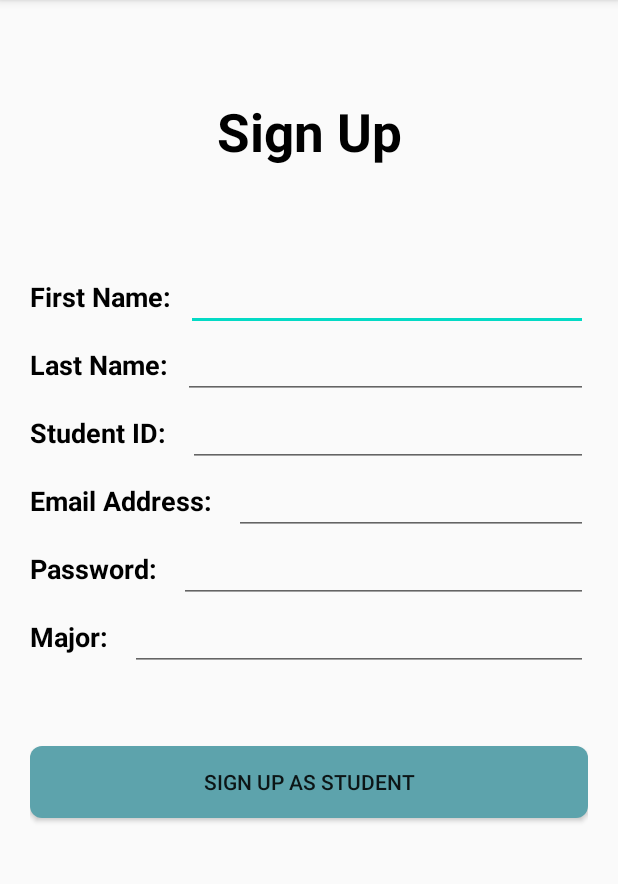
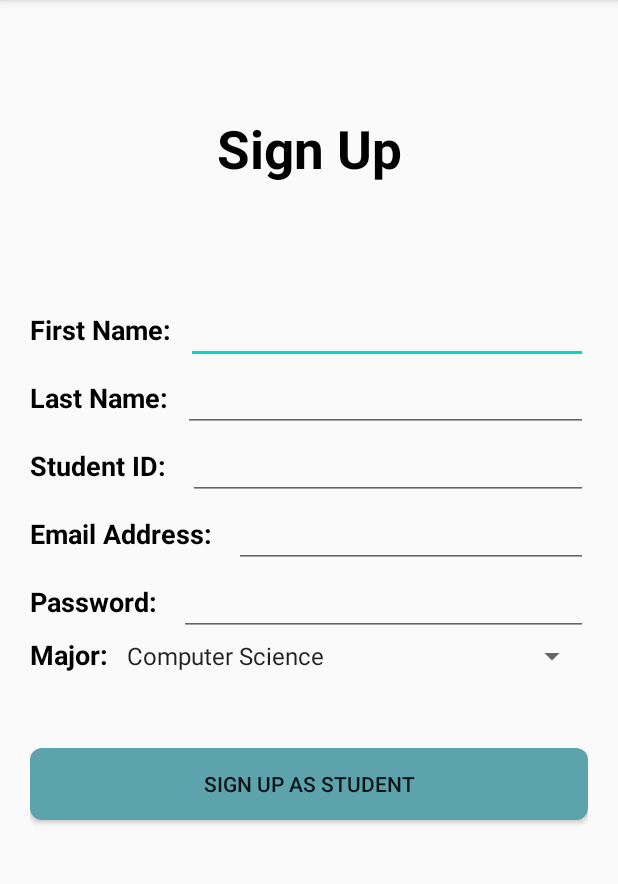
Before and after one commit to lindshuang/trojancheckinout, an Android app: the StudentSignUpActivity screen opened directly, with no data from a screen before it, on a phone screen of 412 x 824 dp, the part 84-968 px from its top. Run offline under Robolectric (Android 15) with nearby library versions, the light colour scheme and no system bars; our stand-ins replace Firebase (no records; nobody signed in at launch, a user with empty details on screens opened directly).

Commit message:
working code

```diff
--- a/app/src/main/java/cs310/trojancheckinout/StudentSignUpActivity.java
+++ b/app/src/main/java/cs310/trojancheckinout/StudentSignUpActivity.java
@@ -4,8 +4,11 @@
 import android.util.Log;
 import android.view.KeyEvent;
 import android.view.View;
+import android.widget.AdapterView;
+import android.widget.ArrayAdapter;
 import android.widget.Button;
 import android.widget.EditText;
+import android.widget.Spinner;
 import android.widget.TextView;
 import android.content.Intent;
 
@@ -20,11 +23,6 @@
 import androidx.annotation.NonNull;
 import androidx.appcompat.app.AppCompatActivity;
 
-import org.w3c.dom.Text;
-
-import java.util.ArrayList;
-import java.util.List;
-
 public class StudentSignUpActivity  extends AppCompatActivity {
 
     private EditText firstNameEdit;
@@ -32,8 +30,8 @@
     private EditText emailEdit;
     private EditText passwordEdit;
     private EditText studentIDEdit;
-    private EditText majorEdit;
     private Button submitBtn;
+    private Spinner majors;
     private TextView errorTexts;
 
     private String firstName;
@@ -42,9 +40,6 @@
     private String password;
     private String studentID;
     private String major;
-
-    List<String> all_users = new ArrayList<>();
-    boolean checkDuplicate = false;
 
     private FirebaseFirestore db;
 
@@ -59,15 +54,18 @@
         emailEdit = findViewById(R.id.email_address_edit);
         passwordEdit = findViewById(R.id.password_edit);
         studentIDEdit = findViewById(R.id.student_id_edit);
-        majorEdit = findViewById(R.id.major_edit);
         submitBtn = findViewById(R.id.submitButton);
-
-        errorTexts = (TextView) findViewById(R.id.errorSignUp);
+        majors = findViewById(R.id.major_spinner);
+        errorTexts = findViewById(R.id.error_email);
 
         db = FirebaseFirestore.getInstance();
 
-
-//        Log.d("tag","made it out");
+        ArrayAdapter<CharSequence> adapter = ArrayAdapter.createFromResource(this,
+                R.array.majors, android.R.layout.simple_spinner_item);
+        // Specify the layout to use when the list of choices appears
+        adapter.setDropDownViewResource(android.R.layout.simple_spinner_dropdown_item);
+        // Apply the adapter to the spinner
+        majors.setAdapter(adapter);
 
         firstNameEdit.setOnEditorActionListener(new TextView.OnEditorActionListener() {
             @Override
@@ -90,6 +88,7 @@
                 return true;
             }
         });
+
 
         emailEdit.setOnEditorActionListener(new TextView.OnEditorActionListener() {
             @Override
@@ -133,7 +132,6 @@
         passwordEdit.setOnEditorActionListener(new TextView.OnEditorActionListener() {
             @Override
             public boolean onEditorAction(TextView textView, int i, KeyEvent keyEvent) {
-                errorTexts.setText("");
                 password = passwordEdit.getText().toString();
                 if(password.length() <= 1){
                     passwordEdit.setError("Enter Password");
@@ -146,47 +144,46 @@
             @Override
             public boolean onEditorAction(TextView textView, int i, KeyEvent keyEvent) {
                 studentID = studentIDEdit.getText().toString();
-                if(studentID.length() <= 9){
+                if(studentID.length() != 10){
                     studentIDEdit.setError("Enter StudentID");
                 }
                 return true;
             }
         });
 
-        majorEdit.setOnEditorActionListener(new TextView.OnEditorActionListener() {
+
+        majors.setOnItemSelectedListener(new Spinner.OnItemSelectedListener() {
+
             @Override
-            public boolean onEditorAction(TextView textView, int i, KeyEvent keyEvent) {
-                major = majorEdit.getText().toString();
-                if(major.length() <= 1){
-                    majorEdit.setError("Enter Major");
-                }
-                return true;
+            public void onItemSelected(AdapterView<?> adapterView, View view, int i, long l) {
+                major = adapterView.getItemAtPosition(i).toString();
+            }
+
+            @Override
+            public void onNothingSelected(AdapterView<?> adapterView) {
+                //majors.setError("Enter Major");
             }
         });
-
 
         submitBtn.setOnClickListener(new View.OnClickListener() {
             @Override
             public void onClick(View view) {
-                Log.d("taggg","got in here the onclicl");
+
                 firstName = firstNameEdit.getText().toString();
                 lastName = lastNameEdit.getText().toString();
                 email = emailEdit.getText().toString();
                 password = passwordEdit.getText().toString();
-                major = majorEdit.getText().toString();
+                major = majors.getSelectedItem().toString();
                 studentID = studentIDEdit.getText().toString();
 
                 User user = new User(firstName, lastName, email, password, studentID, major);
                 db.collection("users").document(email).set(user);
 
-                Intent intent = new Intent(StudentSignUpActivity.this, LogInActivity.class);
+
+                Intent intent = new Intent(StudentSignUpActivity.this, MainActivity.class);
                 startActivityForResult(intent, 0);
-
-
             }
         });
 
-
     }
-
 }
--- a/app/src/main/res/layout/student_signup.xml
+++ b/app/src/main/res/layout/student_signup.xml
@@ -1,8 +1,6 @@
 <?xml version="1.0" encoding="utf-8"?>
 <androidx.constraintlayout.widget.ConstraintLayout
-    xmlns:android="http://schemas.android.com/apk/res/android"
-    xmlns:tools="http://schemas.android.com/tools"
-    android:layout_width="match_parent"
+    xmlns:android="http://schemas.android.com/apk/res/android" android:layout_width="match_parent"
     xmlns:app="http://schemas.android.com/apk/res-auto"
     android:layout_height="match_parent">
     <TextView
@@ -159,12 +157,11 @@
                 android:textStyle="bold"
                 />
 
-            <EditText
-                android:id="@+id/major_edit"
+            <Spinner
+                android:id="@+id/major_spinner"
                 android:layout_width="match_parent"
                 android:layout_height="wrap_content"
-                android:layout_marginStart="10dp" />
-
+                android:entries="@array/majors"/>
         </LinearLayout>
         <Button
             android:layout_width="match_parent"
@@ -177,18 +174,13 @@
         <TextView
             android:layout_width="wrap_content"
             android:layout_height="wrap_content"
+            android:id="@+id/error_email"
             android:text=""
-            android:id="@+id/errorSignUp"
             android:textColor="#000000"
-            android:textSize="20sp"
+            android:textSize="18sp"
             android:textStyle="bold"
-            android:layout_marginTop="20dp"
-            app:layout_constraintTop_toBottomOf="@+id/submitButton"
-            tools:layout_editor_absoluteX="209dp" />
+            />
+
 
     </androidx.appcompat.widget.LinearLayoutCompat>
-
-
-
-
 </androidx.constraintlayout.widget.ConstraintLayout>
```
Also changed, not shown: app/src/main/java/cs310/trojancheckinout/CheckIn.java (+5 -135 lines), app/src/main/java/cs310/trojancheckinout/ManagerSignUpActivity.java (+33 -1 lines), app/src/main/java/cs310/trojancheckinout/QRScanner.java (+11 -1 lines), app/src/main/res/layout/manager_signup.xml (+10 -0 lines), 1 other file.
